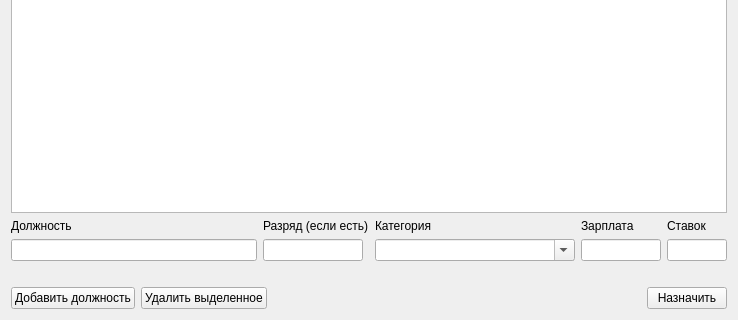
This is department/view/personnelschedule.ui in Markoutte/department-eltech as Qt 5 draws it before an edit; both pictures show x 0 to 738 and y 339 to 659 of the 738 by 659 pixel window. The edited form follows.
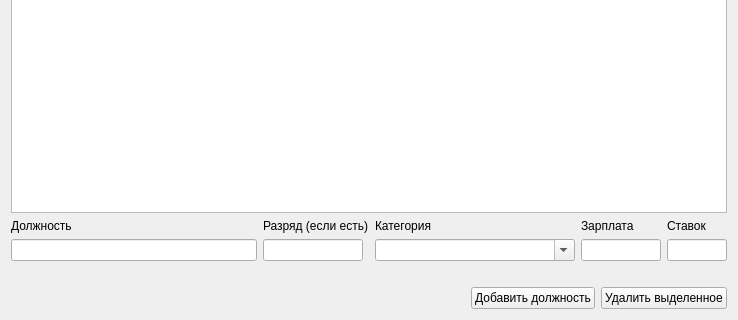
This is the edited form.

The edit to the form file:
```diff
--- a/department/view/personnelschedule.ui
+++ b/department/view/personnelschedule.ui
@@ -174,20 +174,6 @@
    </item>
    <item>
     <layout class="QHBoxLayout" name="horizontalLayout_2">
-     <item>
-      <widget class="QPushButton" name="add_position_btn">
-       <property name="text">
-        <string>Добавить должность</string>
-       </property>
-      </widget>
-     </item>
-     <item>
-      <widget class="QPushButton" name="delete_position_btn">
-       <property name="text">
-        <string>Удалить выделенное</string>
-       </property>
-      </widget>
-     </item>
      <item>
       <spacer name="horizontalSpacer_2">
        <property name="orientation">
@@ -202,9 +188,16 @@
       </spacer>
      </item>
      <item>
-      <widget class="QPushButton" name="accept_position_btn">
+      <widget class="QPushButton" name="add_position_btn">
        <property name="text">
-        <string>Назначить</string>
+        <string>Добавить должность</string>
+       </property>
+      </widget>
+     </item>
+     <item>
+      <widget class="QPushButton" name="delete_position_btn">
+       <property name="text">
+        <string>Удалить выделенное</string>
        </property>
       </widget>
      </item>
```
Left out of the diff: 6 changed lines with no effect on the pictures.
